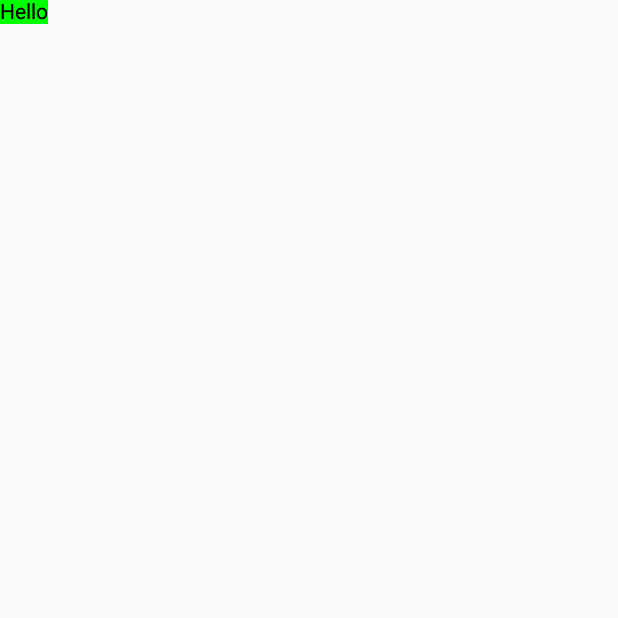
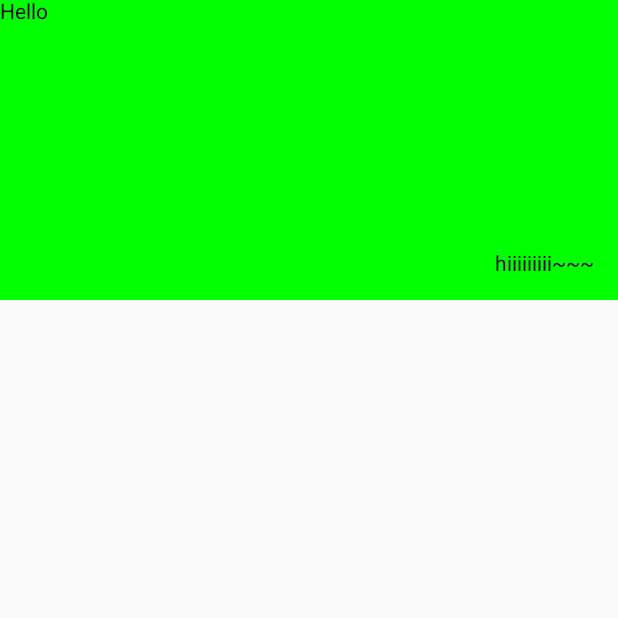
Before and after one commit to leaisrevolution/android_project, an Android app built with Jetpack Compose: the screen it shows after launch (MainActivity), on a phone screen of 412 x 824 dp, the top half of it. Before the commit the part shown is almost empty. Run offline under Robolectric (Android 15) with nearby library versions, the phone set to English and light mode, and no system bars.

Commit message:
Box, fillMaxSize, padding

```diff
--- a/app/src/main/java/com/example/myapplication/MainActivity.kt
+++ b/app/src/main/java/com/example/myapplication/MainActivity.kt
@@ -4,19 +4,30 @@ import android.os.Bundle
 import androidx.activity.ComponentActivity
 import androidx.activity.compose.setContent
 import androidx.compose.foundation.background
-import androidx.compose.foundation.layout.Box
+import androidx.compose.foundation.layout.*
 import androidx.compose.material.Text
+import androidx.compose.ui.Alignment
 import androidx.compose.ui.Modifier
 import androidx.compose.ui.graphics.Color
+import androidx.compose.ui.unit.dp
 
 
 class MainActivity : ComponentActivity() {
     override fun onCreate(savedInstanceState: Bundle?) {
         super.onCreate(savedInstanceState)
         setContent {
-            Box(modifier = Modifier.background(color = Color.Green)) {
+            Box(modifier = Modifier.background(color = Color.Green)
+                .fillMaxWidth()
+                .height(200.dp)
+            ) {
                 Text("Hello")
-                Text("Hello")
+                Box(
+                    modifier = Modifier.fillMaxSize()
+                        .padding(all = 16.dp),
+                    contentAlignment = Alignment.BottomEnd
+                ) {
+                    Text("hiiiiiiiii~~~")
+                }
             }
 //            MyApplicationTheme {
 //                // A surface container using the 'background' color from the theme
```
